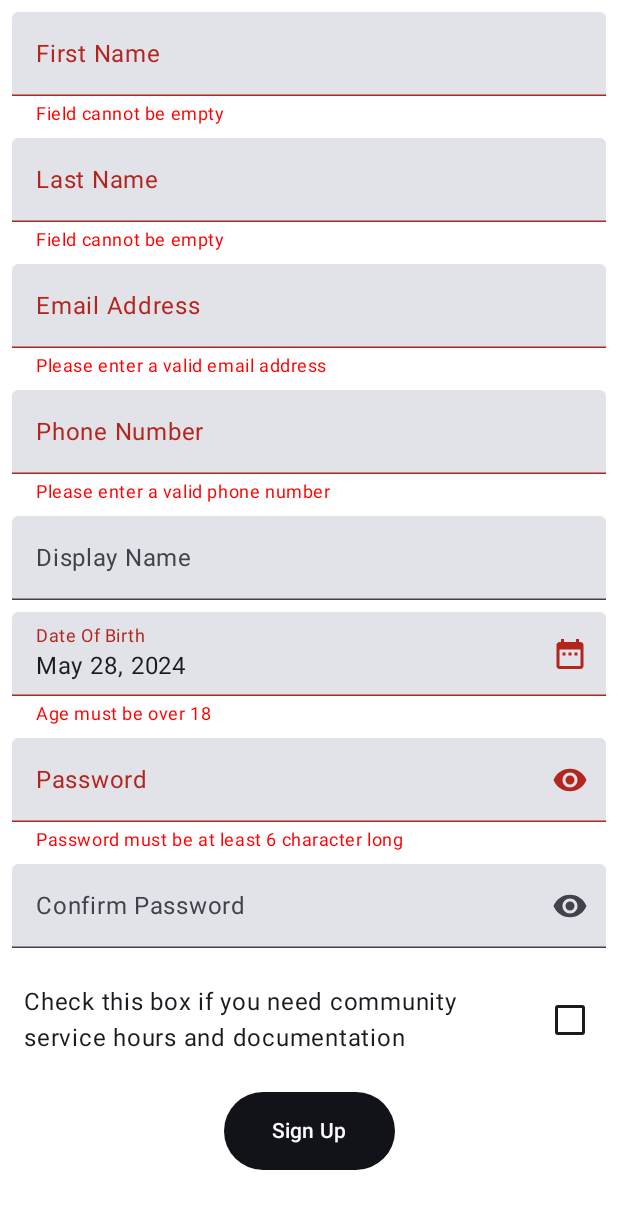
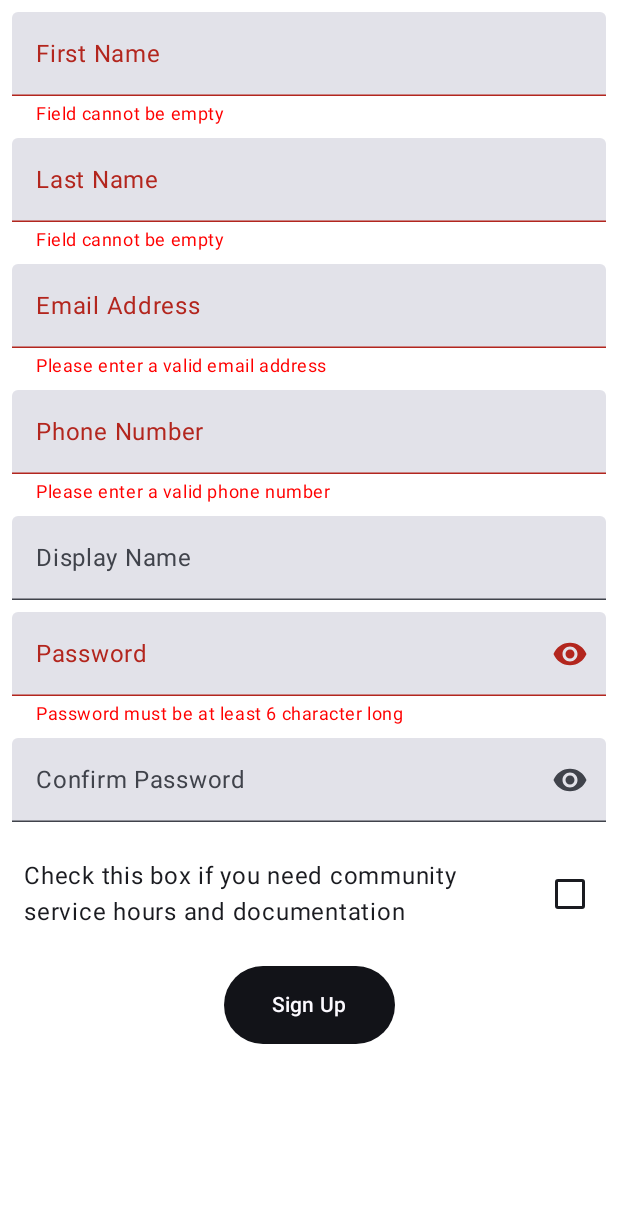
Before and after one commit to WalkingForRochester/MobileApplication, an Android app built with Jetpack Compose: the composable RegistrationScreen shown on its own in the app's theme, after a tap on "Sign Up", on a phone screen of 412 x 824 dp. Shown: the top 1209 px of the screen. Run offline under Robolectric (Android 15) with nearby library versions, the phone set to English and light mode, and no system bars; our stand-ins replace Dagger/Hilt's generated code, Timber; 4 statements that could not run were skipped.

Commit message:
Remove collection of date of birth

```diff
--- a/app/src/main/java/com/walkingforrochester/walkingforrochester/android/ui/composable/registration/RegistrationForm.kt
+++ b/app/src/main/java/com/walkingforrochester/walkingforrochester/android/ui/composable/registration/RegistrationForm.kt
@@ -3,22 +3,13 @@ package com.walkingforrochester.walkingforrochester.android.ui.composable.regist
 import androidx.compose.animation.animateContentSize
 import androidx.compose.animation.core.Spring
 import androidx.compose.animation.core.spring
-import androidx.compose.foundation.clickable
 import androidx.compose.foundation.layout.Arrangement
 import androidx.compose.foundation.layout.Column
 import androidx.compose.foundation.layout.padding
 import androidx.compose.foundation.text.KeyboardActions
 import androidx.compose.foundation.text.KeyboardOptions
-import androidx.compose.material.icons.Icons
-import androidx.compose.material.icons.filled.DateRange
-import androidx.compose.material3.Button
-import androidx.compose.material3.DatePicker
-import androidx.compose.material3.DatePickerDialog
-import androidx.compose.material3.ExperimentalMaterial3Api
 import androidx.compose.material3.Icon
 import androidx.compose.material3.IconButton
-import androidx.compose.material3.Text
-import androidx.compose.material3.rememberDatePickerState
 import androidx.compose.runtime.Composable
 import androidx.compose.ui.Modifier
 import androidx.compose.ui.graphics.Color
@@ -35,10 +26,7 @@ import com.walkingforrochester.walkingforrochester.android.ui.composable.common.
 import com.walkingforrochester.walkingforrochester.android.ui.composable.common.WFRTextField
 import com.walkingforrochester.walkingforrochester.android.ui.state.RegistrationScreenState
 import com.walkingforrochester.walkingforrochester.android.viewmodel.RegistrationViewModel
-import java.time.Instant
-import java.time.ZoneOffset
 
-@OptIn(ExperimentalMaterial3Api::class)
 @Composable
 fun RegistrationForm(
     modifier: Modifier = Modifier,
@@ -123,48 +111,6 @@ fun RegistrationForm(
             clearFieldIconEnabled = true
         )
 
-        val datePickerState = rememberDatePickerState()
-        if (uiState.showDatePicker) {
-            DatePickerDialog(
-                onDismissRequest = registrationViewModel::toggleDatePicker,
-                confirmButton = {
-                    Button(onClick = {
-                        datePickerState.selectedDateMillis?.let {
-                            registrationViewModel.onDateOfBirthChange(
-                                Instant.ofEpochMilli(it).atOffset(ZoneOffset.UTC).toLocalDate()
-                            )
-                        }
-                        registrationViewModel.toggleDatePicker()
-                    }) {
-                        Text(stringResource(R.string.confirm))
-                    }
-                }) {
-                DatePicker(
-                    state = datePickerState,
-                    dateValidator = { it < System.currentTimeMillis() }
-                )
-            }
-        }
-        WFRTextField(
-            modifier = Modifier
-                .padding(horizontal = 8.dp)
-                .clickable(onClick = registrationViewModel::toggleDatePicker),
-            value = uiState.dateOfBirth.atStartOfDay().format(registrationViewModel.dateFormatter),
-            onValueChange = { },
-            labelRes = R.string.date_of_birth,
-            readOnly = true,
-            trailingIcon = {
-                IconButton(onClick = registrationViewModel::toggleDatePicker) {
-                    Icon(
-                        imageVector = Icons.Filled.DateRange,
-                        contentDescription = stringResource(R.string.dob_date_picker)
-                    )
-                }
-            },
-            validationError = uiState.dateOfBirthValidationMessage,
-            validationErrorColor = Color.Red,
-        )
-
         WFRTextField(
             modifier = Modifier.padding(horizontal = 8.dp),
             value = uiState.password,
--- a/app/src/main/java/com/walkingforrochester/walkingforrochester/android/viewmodel/RegistrationViewModel.kt
+++ b/app/src/main/java/com/walkingforrochester/walkingforrochester/android/viewmodel/RegistrationViewModel.kt
@@ -25,10 +25,6 @@ import kotlinx.coroutines.flow.onCompletion
 import kotlinx.coroutines.flow.update
 import kotlinx.coroutines.launch
 import timber.log.Timber
-import java.time.LocalDate
-import java.time.format.DateTimeFormatter
-import java.time.format.FormatStyle
-import java.time.temporal.ChronoUnit
 import javax.inject.Inject
 
 @HiltViewModel
@@ -43,8 +39,6 @@ class RegistrationViewModel @Inject constructor(
 
     private val _eventFlow = MutableSharedFlow<RegistrationScreenEvent>()
     val eventFlow = _eventFlow.asSharedFlow()
-
-    val dateFormatter: DateTimeFormatter = DateTimeFormatter.ofLocalizedDate(FormatStyle.MEDIUM)
 
     fun prefill(initState: RegistrationScreenState) = _uiState.update { initState }
 
@@ -77,9 +71,6 @@ class RegistrationViewModel @Inject constructor(
 
     fun onNicknameChange(newNickname: String) =
         _uiState.update { state -> state.copy(nickname = newNickname.filter { it != '\n' }) }
-
-    fun onDateOfBirthChange(newDateOfBirth: LocalDate) =
-        _uiState.update { it.copy(dateOfBirth = newDateOfBirth, dateOfBirthValidationMessage = "") }
 
     fun onPasswordChange(newPassword: String) =
         _uiState.update { state ->
@@ -175,10 +166,6 @@ class RegistrationViewModel @Inject constructor(
                 phoneValidationMessage = context.getString(R.string.invalid_phone)
                 isValid = false
             }
-            if (ChronoUnit.YEARS.between(dateOfBirth, LocalDate.now()) < 18) {
-                dateOfBirthValidationMessage = context.getString(R.string.invalid_date_of_birth)
-                isValid = false
-            }
             if (password.length < 6) {
                 passwordValidationMessage = context.getString(R.string.invalid_password)
                 isValid = false
```
